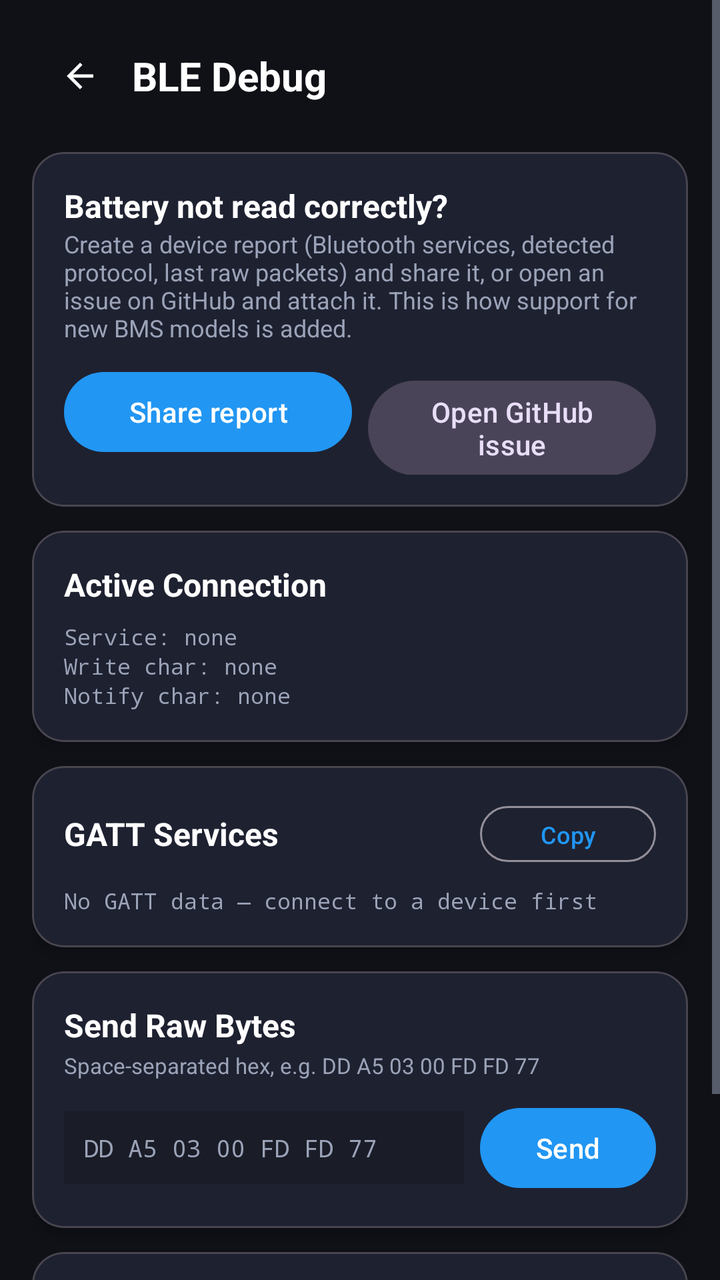
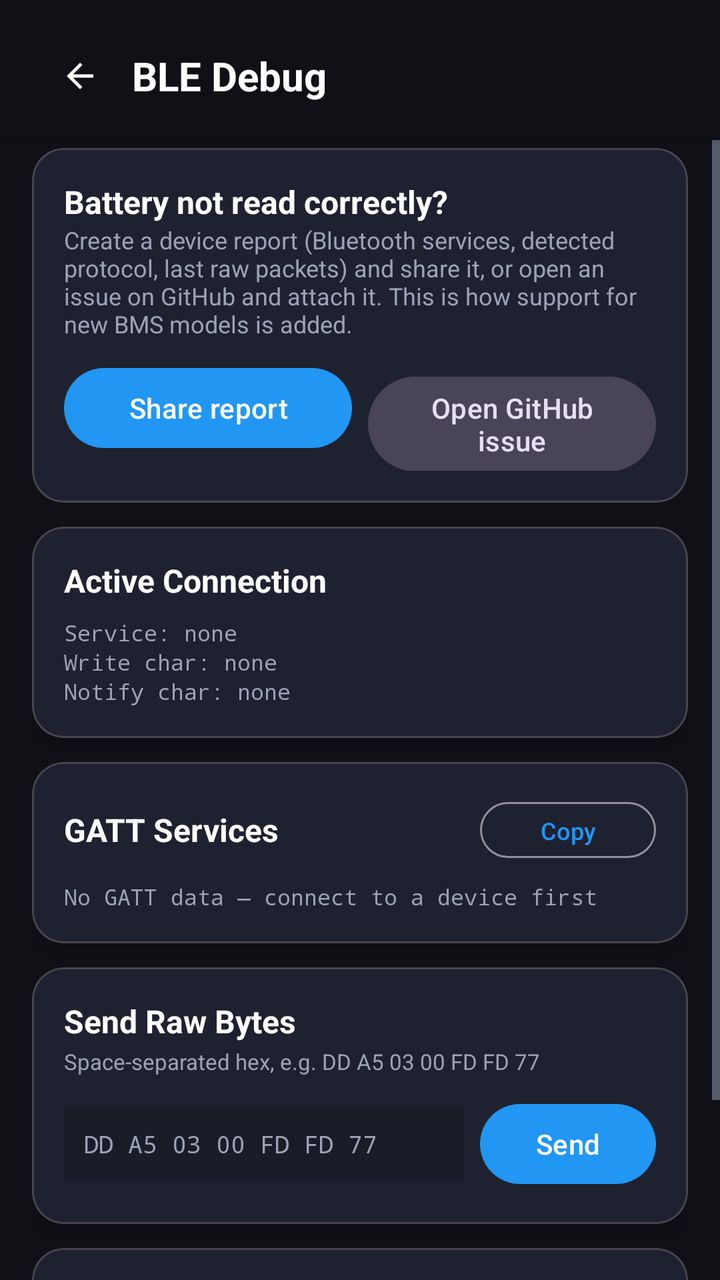

Before-and-after screenshots of an Android layout around one commit, followed by the original layout XML and the change that was made.
<!-- AndroidManifest.xml: application theme Theme.VanaccessBMS -->
<!-- res/layout/fragment_debug.xml -->
<?xml version="1.0" encoding="utf-8"?>
<ScrollView xmlns:android="http://schemas.android.com/apk/res/android"
    xmlns:app="http://schemas.android.com/apk/res-auto"
    android:layout_width="match_parent"
    android:layout_height="match_parent"
    android:background="@color/bg_dark"
    android:fillViewport="true">

    <LinearLayout
        android:layout_width="match_parent"
        android:layout_height="wrap_content"
        android:orientation="vertical"
        android:padding="16dp">

        
        <LinearLayout
            android:layout_width="match_parent"
            android:layout_height="wrap_content"
            android:orientation="horizontal"
            android:gravity="center_vertical"
            android:layout_marginBottom="16dp">

            <com.google.android.material.button.MaterialButton
                android:id="@+id/btn_debug_back"
                style="@style/Widget.Material3.Button.IconButton"
                android:layout_width="44dp"
                android:layout_height="44dp"
                android:layout_marginEnd="6dp"
                android:contentDescription="@string/settings_back"
                app:icon="@drawable/ic_back"
                app:iconTint="@color/text_primary" />

            <TextView
                android:text="@string/lbl_ble_debug"
                android:textColor="@color/text_primary"
                android:textSize="20sp"
                android:textStyle="bold"
                android:layout_width="match_parent"
                android:layout_height="wrap_content" />
        </LinearLayout>

        
        <com.google.android.material.card.MaterialCardView
            android:layout_width="match_parent"
            android:layout_height="wrap_content"
            android:layout_marginBottom="12dp"
            app:cardBackgroundColor="@color/card_dark"
            app:cardCornerRadius="16dp">
            <LinearLayout
                android:layout_width="match_parent"
                android:layout_height="wrap_content"
                android:orientation="vertical"
                android:padding="16dp">
                <TextView
                    android:text="@string/devreport_title"
                    android:textColor="@color/text_primary"
                    android:textSize="16sp"
                    android:textStyle="bold"
                    android:layout_width="wrap_content"
                    android:layout_height="wrap_content" />
                <TextView
                    android:text="@string/devreport_desc"
                    android:textColor="@color/text_secondary"
                    android:textSize="12sp"
                    android:layout_width="match_parent"
                    android:layout_height="wrap_content"
                    android:layout_marginBottom="10dp" />
                <LinearLayout
                    android:layout_width="match_parent"
                    android:layout_height="wrap_content"
                    android:orientation="horizontal">
                    <com.google.android.material.button.MaterialButton
                        android:id="@+id/btn_devreport_share"
                        android:layout_width="0dp"
                        android:layout_height="wrap_content"
                        android:layout_weight="1"
                        android:layout_marginEnd="8dp"
                        android:text="@string/devreport_share" />
                    <com.google.android.material.button.MaterialButton
                        android:id="@+id/btn_devreport_issue"
                        android:layout_width="0dp"
                        android:layout_height="wrap_content"
                        android:layout_weight="1"
                        android:text="@string/devreport_issue"
                        style="@style/Widget.Material3.Button.TonalButton" />
                </LinearLayout>
            </LinearLayout>
        </com.google.android.material.card.MaterialCardView>

        
        <com.google.android.material.card.MaterialCardView
            android:layout_width="match_parent"
            android:layout_height="wrap_content"
            android:layout_marginBottom="12dp"
            app:cardBackgroundColor="@color/card_dark"
            app:cardCornerRadius="16dp"
            app:cardElevation="4dp">

            <LinearLayout
                android:layout_width="match_parent"
                android:layout_height="wrap_content"
                android:orientation="vertical"
                android:padding="16dp">

                <TextView
                    android:text="@string/lbl_active_connection"
                    android:textColor="@color/text_primary"
                    android:textSize="16sp"
                    android:textStyle="bold"
                    android:layout_width="wrap_content"
                    android:layout_height="wrap_content"
                    android:layout_marginBottom="8dp" />

                <TextView
                    android:id="@+id/tv_active_service"
                    android:text="Service: none"
                    android:textColor="@color/text_secondary"
                    android:textSize="11sp"
                    android:fontFamily="monospace"
                    android:layout_width="match_parent"
                    android:layout_height="wrap_content" />

                <TextView
                    android:id="@+id/tv_active_write"
                    android:text="Write char: none"
                    android:textColor="@color/text_secondary"
                    android:textSize="11sp"
                    android:fontFamily="monospace"
                    android:layout_width="match_parent"
                    android:layout_height="wrap_content" />

                <TextView
                    android:id="@+id/tv_active_notify"
                    android:text="Notify char: none"
                    android:textColor="@color/text_secondary"
                    android:textSize="11sp"
                    android:fontFamily="monospace"
                    android:layout_width="match_parent"
                    android:layout_height="wrap_content" />
            </LinearLayout>
        </com.google.android.material.card.MaterialCardView>

        
        <com.google.android.material.card.MaterialCardView
            android:layout_width="match_parent"
            android:layout_height="wrap_content"
            android:layout_marginBottom="12dp"
            app:cardBackgroundColor="@color/card_dark"
            app:cardCornerRadius="16dp"
            app:cardElevation="4dp">

            <LinearLayout
                android:layout_width="match_parent"
                android:layout_height="wrap_content"
                android:orientation="vertical"
                android:padding="16dp">

                <LinearLayout
                    android:layout_width="match_parent"
                    android:layout_height="wrap_content"
                    android:orientation="horizontal"
                    android:gravity="center_vertical"
                    android:layout_marginBottom="8dp">

                    <TextView
                        android:text="@string/lbl_gatt_services"
                        android:textColor="@color/text_primary"
                        android:textSize="16sp"
                        android:textStyle="bold"
                        android:layout_width="0dp"
                        android:layout_height="wrap_content"
                        android:layout_weight="1" />

                    <com.google.android.material.button.MaterialButton
                        android:id="@+id/btn_copy_gatt"
                        android:text="@string/lbl_copy"
                        android:textSize="12sp"
                        style="@style/Widget.Material3.Button.OutlinedButton"
                        android:layout_width="wrap_content"
                        android:layout_height="36dp" />
                </LinearLayout>

                <TextView
                    android:id="@+id/tv_gatt_dump"
                    android:text="@string/lbl_no_gatt"
                    android:textColor="@color/text_secondary"
                    android:textSize="11sp"
                    android:fontFamily="monospace"
                    android:layout_width="match_parent"
                    android:layout_height="wrap_content" />
            </LinearLayout>
        </com.google.android.material.card.MaterialCardView>

        
        <com.google.android.material.card.MaterialCardView
            android:layout_width="match_parent"
            android:layout_height="wrap_content"
            android:layout_marginBottom="12dp"
            app:cardBackgroundColor="@color/card_dark"
            app:cardCornerRadius="16dp"
            app:cardElevation="4dp">

            <LinearLayout
                android:layout_width="match_parent"
                android:layout_height="wrap_content"
                android:orientation="vertical"
                android:padding="16dp">

                <TextView
                    android:text="@string/lbl_send_raw"
                    android:textColor="@color/text_primary"
                    android:textSize="16sp"
                    android:textStyle="bold"
                    android:layout_width="wrap_content"
                    android:layout_height="wrap_content"
                    android:layout_marginBottom="2dp" />

                <TextView
                    android:text="@string/lbl_raw_hint"
                    android:textColor="@color/text_secondary"
                    android:textSize="11sp"
                    android:layout_width="wrap_content"
                    android:layout_height="wrap_content"
                    android:layout_marginBottom="10dp" />

                <LinearLayout
                    android:layout_width="match_parent"
                    android:layout_height="wrap_content"
                    android:orientation="horizontal"
                    android:gravity="center_vertical">

                    <EditText
                        android:id="@+id/et_hex_input"
                        android:layout_width="0dp"
                        android:layout_height="wrap_content"
                        android:layout_weight="1"
                        android:hint="DD A5 03 00 FD FD 77"
                        android:inputType="text"
                        android:fontFamily="monospace"
                        android:textColor="@color/text_primary"
                        android:textColorHint="@color/text_secondary"
                        android:background="@color/surface_dark"
                        android:padding="10dp"
                        android:layout_marginEnd="8dp"
                        android:textSize="12sp"
                        android:singleLine="true" />

                    <com.google.android.material.button.MaterialButton
                        android:id="@+id/btn_send_raw"
                        android:text="@string/lbl_send"
                        android:layout_width="wrap_content"
                        android:layout_height="wrap_content" />
                </LinearLayout>
            </LinearLayout>
        </com.google.android.material.card.MaterialCardView>

        
        <com.google.android.material.card.MaterialCardView
            android:layout_width="match_parent"
            android:layout_height="wrap_content"
            android:layout_marginBottom="16dp"
            app:cardBackgroundColor="@color/card_dark"
            app:cardCornerRadius="16dp"
            app:cardElevation="4dp">

            <LinearLayout
                android:layout_width="match_parent"
                android:layout_height="wrap_content"
                android:orientation="vertical"
                android:padding="16dp">

                <LinearLayout
                    android:layout_width="match_parent"
                    android:layout_height="wrap_content"
                    android:orientation="horizontal"
                    android:gravity="center_vertical"
                    android:layout_marginBottom="8dp">

                    <TextView
                        android:text="@string/lbl_packet_log"
                        android:textColor="@color/text_primary"
                        android:textSize="16sp"
                        android:textStyle="bold"
                        android:layout_width="0dp"
                        android:layout_height="wrap_content"
                        android:layout_weight="1" />

                    <com.google.android.material.button.MaterialButton
                        android:id="@+id/btn_share_log"
                        android:text="@string/lbl_share"
                        android:textSize="12sp"
                        style="@style/Widget.Material3.Button.OutlinedButton"
                        android:layout_width="wrap_content"
                        android:layout_height="36dp"
                        android:layout_marginEnd="8dp" />

                    <com.google.android.material.button.MaterialButton
                        android:id="@+id/btn_clear_log"
                        android:text="@string/lbl_clear"
                        android:textSize="12sp"
                        style="@style/Widget.Material3.Button.OutlinedButton"
                        android:layout_width="wrap_content"
                        android:layout_height="36dp" />
                </LinearLayout>

                <TextView
                    android:id="@+id/tv_packet_log"
                    android:text="@string/lbl_no_packets"
                    android:textColor="@color/text_secondary"
                    android:textSize="11sp"
                    android:fontFamily="monospace"
                    android:layout_width="match_parent"
                    android:layout_height="wrap_content" />
            </LinearLayout>
        </com.google.android.material.card.MaterialCardView>

    </LinearLayout>
</ScrollView>
<!-- resources referenced by this layout -->
<resources>
  <color name="bg_dark">#0F1117</color>
  <color name="card_dark">#1E2130</color>
  <color name="surface_dark">#1A1D27</color>
  <color name="text_primary">#FFFFFF</color>
  <color name="text_secondary">#9BA3B8</color>
  <!-- drawable ic_back (drawable) -->
  <?xml version="1.0" encoding="utf-8"?>
  <vector xmlns:android="http://schemas.android.com/apk/res/android"
      android:width="24dp"
      android:height="24dp"
      android:autoMirrored="true"
      android:viewportWidth="24"
      android:viewportHeight="24">
      <path
          android:fillColor="#FFFFFFFF"
          android:pathData="M20,11H7.83l5.59,-5.59L12,4l-8,8 8,8 1.41,-1.41L7.83,13H20v-2z" />
  </vector>
  <string name="devreport_desc">Create a device report (Bluetooth services, detected protocol, last raw packets) and share it, or open an issue on GitHub and attach it. This is how support for new BMS models is added.</string>
  <string name="devreport_issue">Open GitHub issue</string>
  <string name="devreport_share">Share report</string>
  <string name="devreport_title">Battery not read correctly?</string>
  <string name="lbl_active_connection">Active Connection</string>
  <string name="lbl_ble_debug">BLE Debug</string>
  <string name="lbl_clear">Clear</string>
  <string name="lbl_copy">Copy</string>
  <string name="lbl_gatt_services">GATT Services</string>
  <string name="lbl_no_gatt">No GATT data — connect to a device first</string>
  <string name="lbl_no_packets">No packets received yet</string>
  <string name="lbl_packet_log">Packet Log</string>
  <string name="lbl_raw_hint">Space-separated hex, e.g. DD A5 03 00 FD FD 77</string>
  <string name="lbl_send">Send</string>
  <string name="lbl_send_raw">Send Raw Bytes</string>
  <string name="lbl_share">Share</string>
  <string name="settings_back">Back to settings</string>
  <style name="Theme.VanaccessBMS" parent="Theme.Material3.Dark.NoActionBar">
          <item name="colorPrimary">@color/accent_blue</item>
          <item name="colorPrimaryVariant">@color/accent_blue</item>
          <item name="colorOnPrimary">@color/white</item>
          <item name="colorSecondary">@color/accent_green</item>
          <item name="colorOnSecondary">@color/white</item>
          <item name="colorSurface">@color/surface_dark</item>
          <item name="colorOnSurface">@color/text_primary</item>
          <item name="android:colorBackground">@color/bg_dark</item>
          <item name="android:windowBackground">@color/bg_dark</item>
          <item name="colorControlActivated">@color/accent_blue</item>
          <item name="colorControlNormal">@color/text_secondary</item>
      </style>
  <color name="accent_blue">#2196F3</color>
  <color name="white">#FFFFFFFF</color>
  <color name="accent_green">#4CAF50</color>
</resources>

<!-- the commit's change to res/layout/fragment_debug.xml (unified diff, before → after) -->
@@ -1,16 +1,10 @@
 <?xml version="1.0" encoding="utf-8"?>
-<ScrollView xmlns:android="http://schemas.android.com/apk/res/android"
+<LinearLayout xmlns:android="http://schemas.android.com/apk/res/android"
     xmlns:app="http://schemas.android.com/apk/res-auto"
     android:layout_width="match_parent"
     android:layout_height="match_parent"
-    android:background="@color/bg_dark"
-    android:fillViewport="true">
-
-    <LinearLayout
-        android:layout_width="match_parent"
-        android:layout_height="wrap_content"
-        android:orientation="vertical"
-        android:padding="16dp">
+    android:orientation="vertical"
+    android:background="@color/bg_dark">
 
         
         <LinearLayout
@@ -18,7 +12,12 @@
             android:layout_height="wrap_content"
             android:orientation="horizontal"
             android:gravity="center_vertical"
-            android:layout_marginBottom="16dp">
+            android:paddingStart="16dp"
+            android:paddingEnd="16dp"
+            android:paddingTop="16dp"
+            android:paddingBottom="10dp"
+            android:background="@color/bg_dark"
+            android:elevation="2dp">
 
             <com.google.android.material.button.MaterialButton
                 android:id="@+id/btn_debug_back"
@@ -38,6 +37,21 @@
                 android:layout_width="match_parent"
                 android:layout_height="wrap_content" />
         </LinearLayout>
+
+    <ScrollView
+        android:layout_width="match_parent"
+        android:layout_height="0dp"
+        android:layout_weight="1"
+        android:fillViewport="true">
+
+    <LinearLayout
+        android:layout_width="match_parent"
+        android:layout_height="wrap_content"
+        android:orientation="vertical"
+        android:paddingStart="16dp"
+        android:paddingEnd="16dp"
+        android:paddingBottom="16dp"
+        android:paddingTop="4dp">
 
         
         <com.google.android.material.card.MaterialCardView
@@ -315,4 +329,5 @@
         </com.google.android.material.card.MaterialCardView>
 
     </LinearLayout>
-</ScrollView>
+    </ScrollView>
+</LinearLayout>
